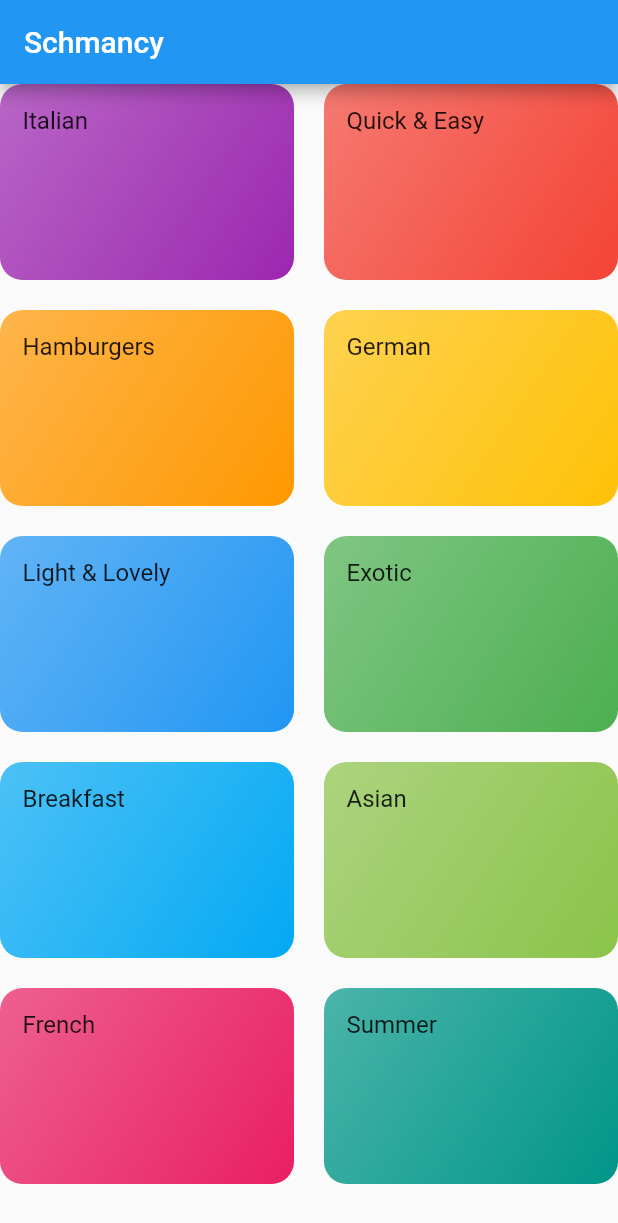
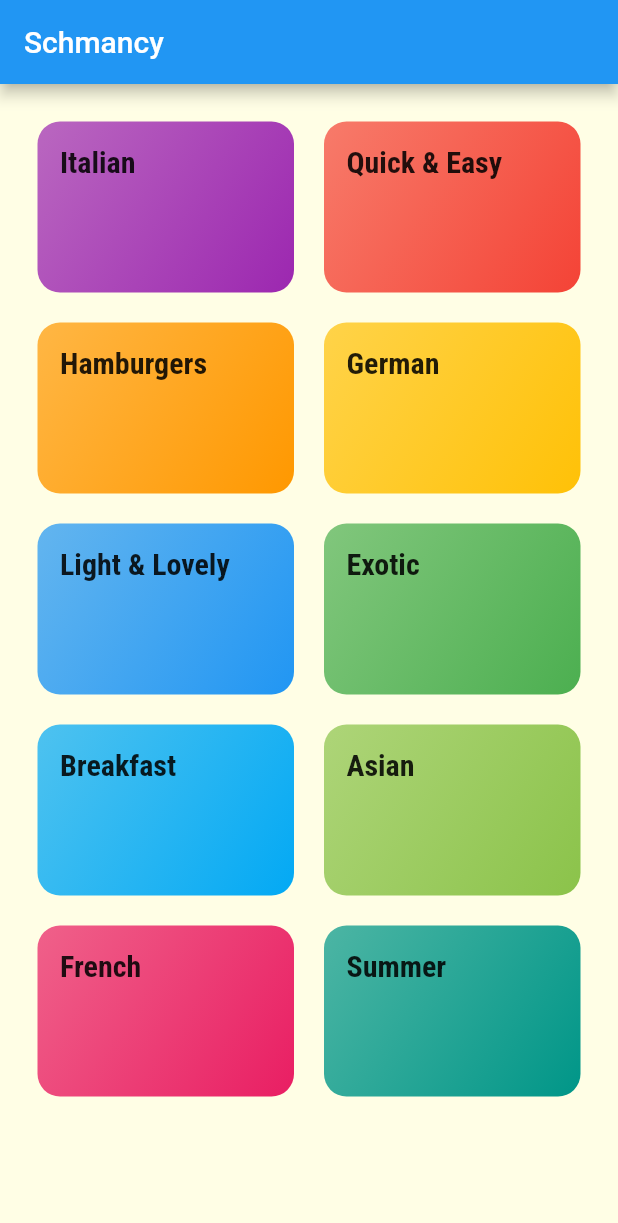
Before and after one commit to MBA-997/Schmancy, a Flutter app: the screen it shows after launch, on a phone screen of 412 x 824 dp. Shown: the top 1223 px of the screen. Run offline on Flutter 3.47's test engine with Material 2 defaults, Android fonts, the phone set to English and light mode, and no system bars.

Commit message:
Added navigation and integrated fonts

```diff
--- a/lib/categories_screen.dart
+++ b/lib/categories_screen.dart
@@ -13,6 +13,7 @@
         title: const Text('Schmancy'),
       ),
       body: GridView(
+        padding: const EdgeInsets.all(25),
         gridDelegate: const SliverGridDelegateWithMaxCrossAxisExtent(
           maxCrossAxisExtent: 200,
           childAspectRatio: 3 / 2,
--- a/lib/main.dart
+++ b/lib/main.dart
@@ -14,8 +14,21 @@
     return MaterialApp(
       title: 'Schmancy',
       theme: ThemeData(
-        primarySwatch: Colors.blue,
-      ),
+          primarySwatch: Colors.pink,
+          colorScheme: ColorScheme.fromSwatch(accentColor: Colors.grey),
+          canvasColor: const Color.fromRGBO(255, 254, 229, 1),
+          fontFamily: 'Raleway',
+          textTheme: ThemeData.light().textTheme.copyWith(
+              bodyText1: const TextStyle(
+                color: Color.fromRGBO(20, 51, 51, 1),
+              ),
+              bodyText2: const TextStyle(
+                color: Color.fromRGBO(20, 51, 51, 1),
+              ),
+              titleMedium: const TextStyle(
+                  fontSize: 20,
+                  fontFamily: 'RobotoCondensed',
+                  fontWeight: FontWeight.bold))),
       home: const CategoriesScreen(),
     );
   }
```
